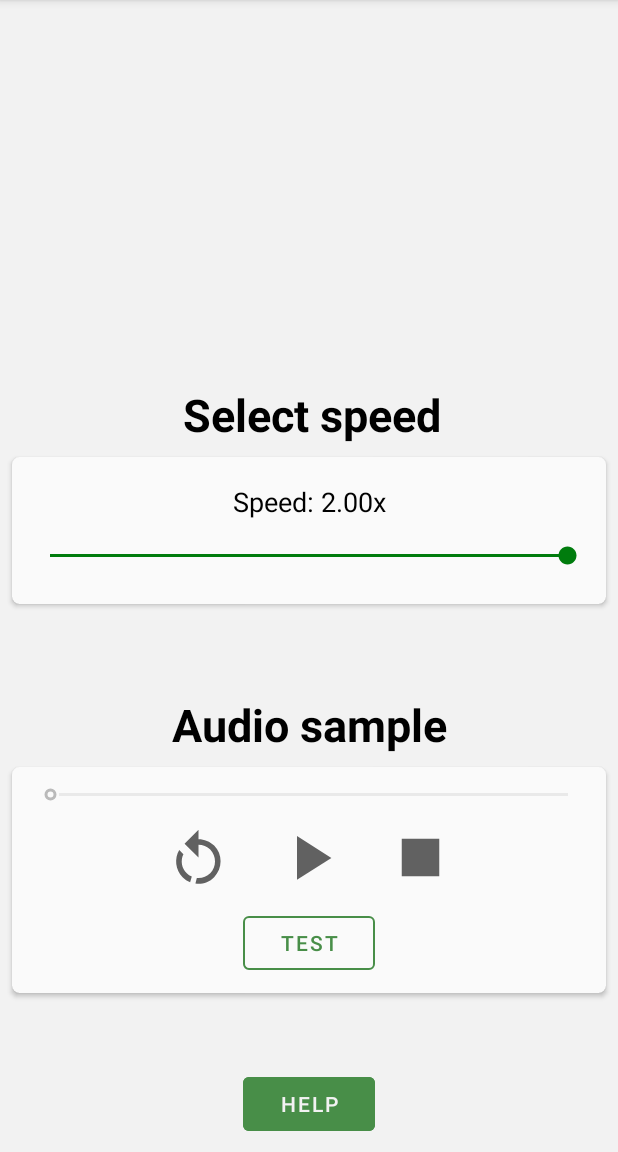
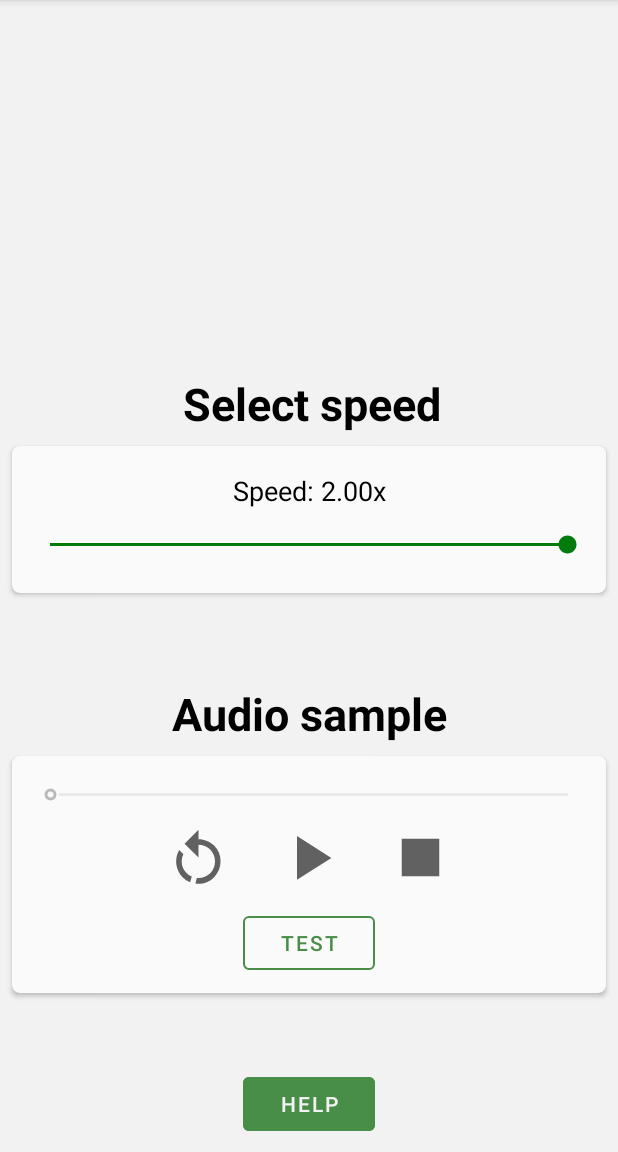
Before and after one commit to lodauria/AudioSpeedUp, an Android app: the screen it shows after launch (MainActivity), on a phone screen of 412 x 824 dp, the part 84-1236 px from its top. Run offline under Robolectric (Android 15) with nearby library versions, the phone set to English and light mode, and no system bars; libraries missing offline, so code that uses them is left out: top.oply.opuslib.

Commit message:
Bug fix (v1.3)

```diff
--- a/AudioSpeedUp/app/build.gradle
+++ b/AudioSpeedUp/app/build.gradle
@@ -8,8 +8,8 @@ android {
         applicationId "com.lodauria.audiospeedup"
         minSdkVersion 25
         targetSdkVersion 29
-        versionCode 4
-        versionName "1.2.1"
+        versionCode 5
+        versionName "1.3"
 
         testInstrumentationRunner "androidx.test.runner.AndroidJUnitRunner"
     }
--- a/AudioSpeedUp/app/src/main/res/layout/content_main.xml
+++ b/AudioSpeedUp/app/src/main/res/layout/content_main.xml
@@ -117,7 +117,7 @@
                 android:layout_alignParentStart="true"
                 android:layout_centerVertical="true"
                 android:layout_marginStart="8dp"
-                android:layout_marginTop="8dp"
+                android:layout_marginTop="15dp"
                 android:layout_marginEnd="8dp"
                 android:max="100"
                 android:progress="0"
```
Also changed, not shown: AudioSpeedUp/app/src/main/java/com/lodauria/audiospeedup/MainActivity.java (+8 -6 lines).
